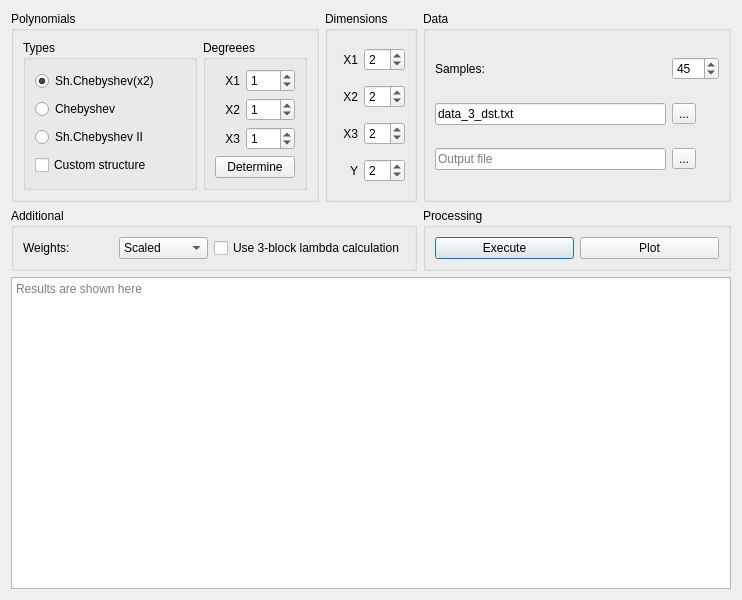
Before: the Qt Designer form lab_3/main_window.ui in fatvlady/sys-an-labs, drawn with Qt 5.
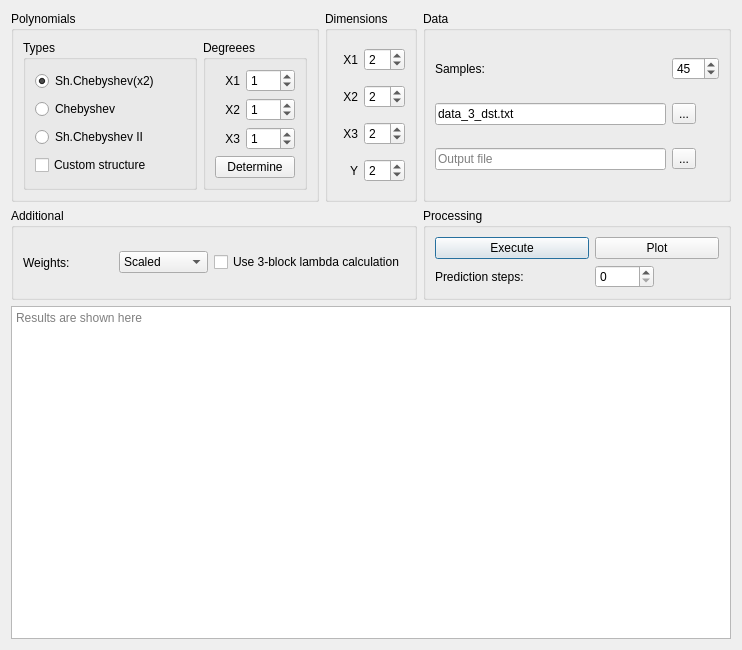
After: the same form once the commit is applied.

Commit message: Forecasting implemented in UI. However, only visual. No forecast data in tables.

```diff
--- a/lab_3/main_window.ui
+++ b/lab_3/main_window.ui
@@ -7,7 +7,7 @@
     <x>0</x>
     <y>0</y>
     <width>742</width>
-    <height>600</height>
+    <height>650</height>
    </rect>
   </property>
   <property name="windowTitle">
@@ -19,8 +19,8 @@
      <property name="title">
       <string>Processing</string>
      </property>
-     <layout class="QHBoxLayout" name="horizontalLayout_2">
-      <item>
+     <layout class="QGridLayout" name="gridLayout">
+      <item row="0" column="0" rowspan="2" colspan="2">
        <widget class="QPushButton" name="exec_button">
         <property name="text">
          <string>Execute</string>
@@ -33,13 +33,23 @@
         </property>
        </widget>
       </item>
-      <item>
+      <item row="0" column="2" rowspan="2" colspan="2">
        <widget class="QPushButton" name="plot_button">
         <property name="text">
          <string>Plot</string>
         </property>
        </widget>
       </item>
+      <item row="2" column="0">
+       <widget class="QLabel" name="label_10">
+        <property name="text">
+         <string>Prediction steps:</string>
+        </property>
+       </widget>
+      </item>
+      <item row="2" column="2">
+       <widget class="QSpinBox" name="predictBox"/>
+      </item>
      </layout>
     </widget>
    </item>
@@ -366,7 +376,7 @@
       <string>&lt;!DOCTYPE HTML PUBLIC &quot;-//W3C//DTD HTML 4.0//EN&quot; &quot;http://www.w3.org/TR/REC-html40/strict.dtd&quot;&gt;
 &lt;html&gt;&lt;head&gt;&lt;meta name=&quot;qrichtext&quot; content=&quot;1&quot; /&gt;&lt;style type=&quot;text/css&quot;&gt;
 p, li { white-space: pre-wrap; }
-&lt;/style&gt;&lt;/head&gt;&lt;body style=&quot; font-family:'MS Shell Dlg 2'; font-size:8.25pt; font-weight:400; font-style:normal;&quot;&gt;
+&lt;/style&gt;&lt;/head&gt;&lt;body style=&quot; font-family:'.SF NS Text'; font-size:13pt; font-weight:400; font-style:normal;&quot;&gt;
 &lt;p style=&quot;-qt-paragraph-type:empty; margin-top:0px; margin-bottom:0px; margin-left:0px; margin-right:0px; -qt-block-indent:0; text-indent:0px; font-family:'.Menio Regular'; font-size:10pt;&quot;&gt;&lt;br /&gt;&lt;/p&gt;&lt;/body&gt;&lt;/html&gt;</string>
      </property>
      <property name="placeholderText">
```
The commit also changes 3 other files.
